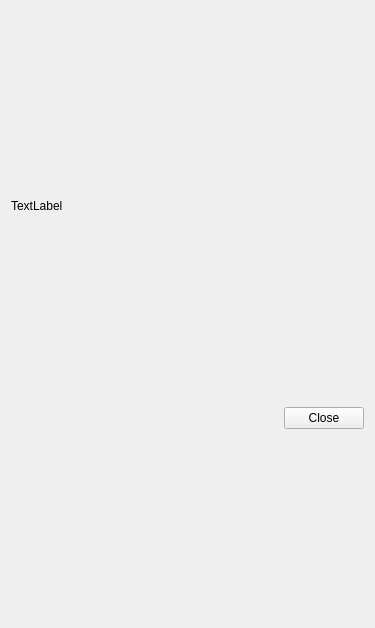
First picture: the form in src/ui/styledock/qgsrenderercontainerbase.ui, repository NathanW2/QGIS, before the edit.
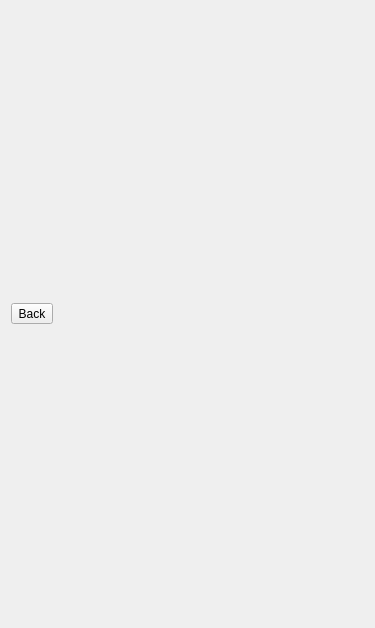
Second picture: the form after the edit. Icons and pictures are not drawn.

Diff of the .ui file:
```diff
--- a/src/ui/styledock/qgsrenderercontainerbase.ui
+++ b/src/ui/styledock/qgsrenderercontainerbase.ui
@@ -15,6 +15,28 @@
   </property>
   <layout class="QVBoxLayout" name="verticalLayout_2">
    <item>
+    <layout class="QHBoxLayout" name="horizontalLayout">
+     <item>
+      <widget class="QToolButton" name="mBackButton">
+       <property name="sizePolicy">
+        <sizepolicy hsizetype="Fixed" vsizetype="Fixed">
+         <horstretch>0</horstretch>
+         <verstretch>0</verstretch>
+        </sizepolicy>
+       </property>
+       <property name="text">
+        <string>Back</string>
+       </property>
+       <property name="icon">
+        <iconset resource="../../../images/images.qrc">
+         <normaloff>:/images/themes/default/mActionArrowLeft.png</normaloff>:/images/themes/default/mActionArrowLeft.png</iconset>
+       </property>
+       <property name="toolButtonStyle">
+        <enum>Qt::ToolButtonTextBesideIcon</enum>
+       </property>
+      </widget>
+     </item>
+     <item>
     <widget class="QLabel" name="mTitleText">
      <property name="sizePolicy">
       <sizepolicy hsizetype="Preferred" vsizetype="Maximum">
@@ -23,20 +45,15 @@
       </sizepolicy>
      </property>
      <property name="text">
-      <string>TextLabel</string>
-     </property>
-    </widget>
+        <string/>
+       </property>
+      </widget>
+     </item>
+    </layout>
    </item>
    <item>
     <layout class="QVBoxLayout" name="mWidgetLayout"/>
    </item>
-   <item>
-    <widget class="QDialogButtonBox" name="mButtonBox">
-     <property name="standardButtons">
-      <set>QDialogButtonBox::Close</set>
-     </property>
-    </widget>
-   </item>
   </layout>
  </widget>
  <resources/>
```
Left out of the diff: 4 changed lines with no effect on the pictures. Lines whose indentation alone changed are shown as unchanged.
